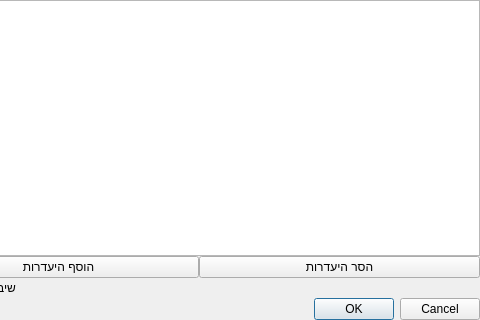
Old version of the form Ui/SoldierDialog.ui in the repository omertal88/shavzak; both pictures show x 143 to 623 and y 124 to 444 of the 623 by 444 pixel window.
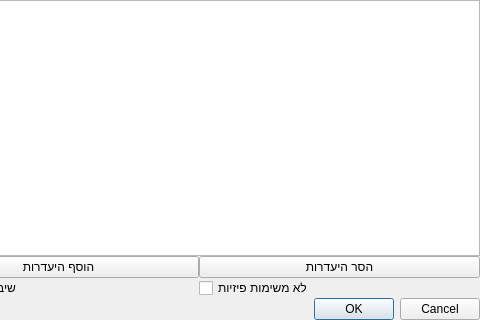
New version of the form. Custom widgets are drawn as their Qt base class.

Commit message: Added support for non-physical assignments. Added assignment priorities

Patch:
```diff
--- a/Ui/SoldierDialog.ui
+++ b/Ui/SoldierDialog.ui
@@ -180,6 +180,13 @@
          </property>
         </widget>
        </item>
+       <item row="0" column="1">
+        <widget class="QCheckBox" name="noPhysicalCheck">
+         <property name="text">
+          <string>לא משימות פיזיות</string>
+         </property>
+        </widget>
+       </item>
       </layout>
      </item>
     </layout>
```
The commit also changes 9 other files.
